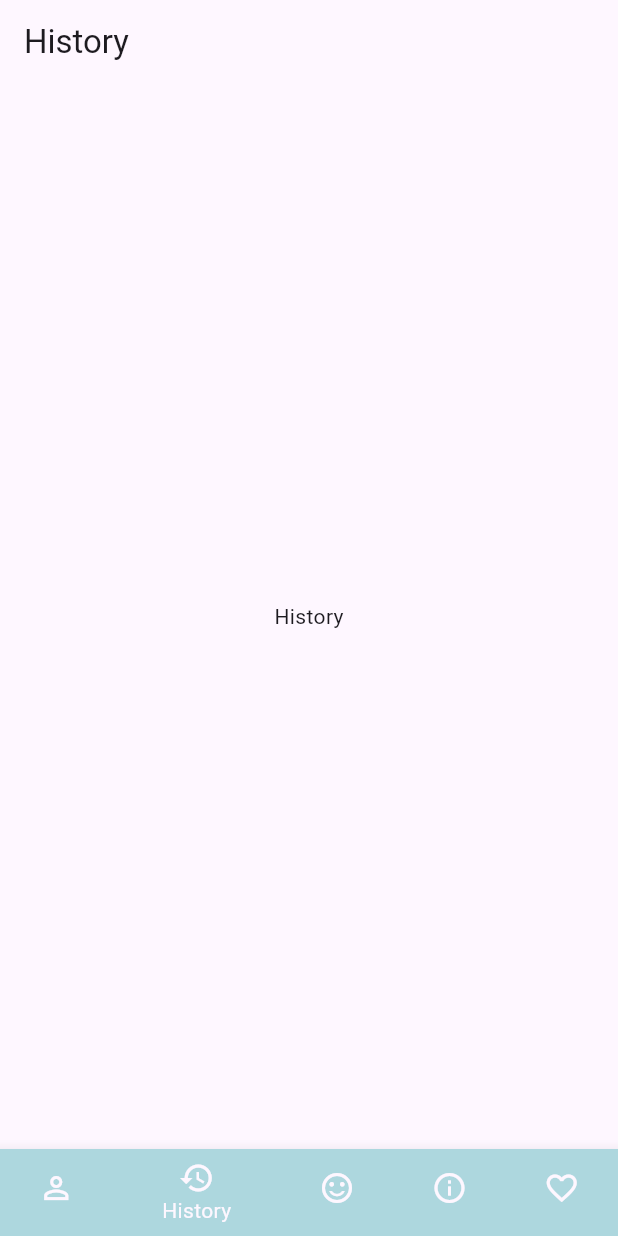
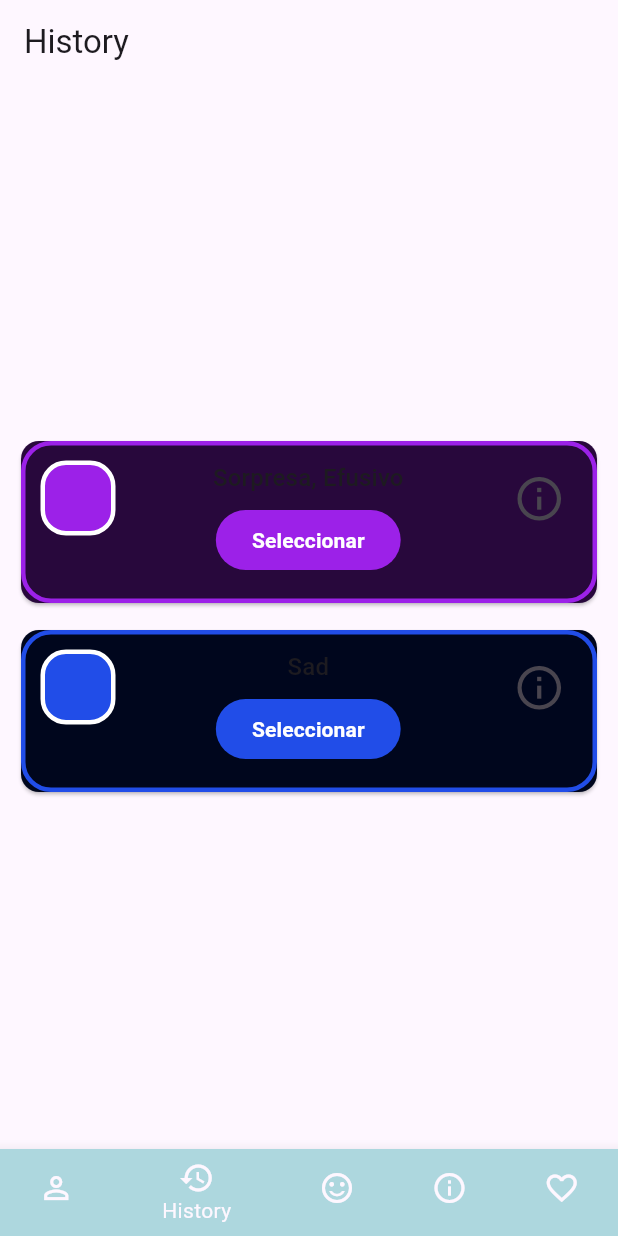
Before and after one commit to Our-Hive/emotional_app, a Flutter app: the HistoryView screen opened by its route, on a phone screen of 412 x 824 dp. Run offline on Flutter 3.47's test engine with Material 3 defaults, Android fonts, the phone set to English and light mode, and no system bars; our stand-ins replace animate_do, dio, flutter_dotenv, flutter_riverpod, go_router, hive and 1 more; accounts and stored records are empty.

Commit message:
feat: add emotion card widget

```diff
--- a/lib/features/history/ui/screens/history_view.dart
+++ b/lib/features/history/ui/screens/history_view.dart
@@ -1,3 +1,4 @@
+import 'package:emotional_app/shared/ui/emotion_card.dart';
 import 'package:flutter/material.dart';
 
 class HistoryView extends StatelessWidget {
@@ -10,11 +11,25 @@ class HistoryView extends StatelessWidget {
         title: const Text('History'),
       ),
       body: const Center(
-        child: Column(
-          mainAxisAlignment: MainAxisAlignment.center,
-          children: <Widget>[
-            Text('History'),
-          ],
+        child: Padding(
+          padding: EdgeInsets.symmetric(horizontal: 10),
+          child: Column(
+            mainAxisAlignment: MainAxisAlignment.center,
+            children: <Widget>[
+              EmotionCard(
+                primaryEmotion: 'Sorpresa',
+                secondaryEmotion: 'Efusivo',
+                primaryColor: Color(0xFF9C21E8),
+                bgColor: Color(0xFF28083C),
+              ),
+              SizedBox(height: 10),
+              EmotionCard(
+                secondaryEmotion: 'Sad',
+                primaryColor: Color(0xFF214DE8),
+                bgColor: Color(0xFF00061D),
+              ),
+            ],
+          ),
         ),
       ),
     );
--- /dev/null
+++ b/lib/shared/ui/emotion_card.dart
@@ -0,0 +1,102 @@
+import 'package:flutter/material.dart';
+
+class EmotionCard extends StatelessWidget {
+  final String? primaryEmotion;
+  final String secondaryEmotion;
+  final Color primaryColor;
+  final Color bgColor;
+
+  const EmotionCard({
+    super.key,
+    this.primaryEmotion,
+    required this.secondaryEmotion,
+    required this.primaryColor,
+    required this.bgColor,
+  });
+
+  @override
+  Widget build(BuildContext context) {
+    final TextTheme textTheme = Theme.of(context).textTheme;
+    final String titleText = primaryEmotion != null
+        ? '$primaryEmotion, $secondaryEmotion'
+        : secondaryEmotion;
+    return Card(
+      color: bgColor,
+      child: Container(
+        decoration: BoxDecoration(
+          borderRadius: BorderRadius.circular(20),
+          border: Border.all(
+            color: primaryColor,
+            width: 3,
+          ),
+        ),
+        child: Padding(
+          padding: const EdgeInsets.all(10),
+          child: Row(
+            crossAxisAlignment: CrossAxisAlignment.start,
+            children: <Widget>[
+              Container(
+                decoration: BoxDecoration(
+                  color: primaryColor,
+                  borderRadius: BorderRadius.circular(17),
+                  border: Border.all(
+                    color: Colors.white,
+                    width: 3,
+                  ),
+                ),
+                width: 50,
+                height: 50,
+              ),
+              Expanded(
+                child: Padding(
+                  padding: const EdgeInsets.symmetric(horizontal: 10),
+                  child: Column(
+                    children: <Widget>[
+                      Text(
+                        titleText,
+                        style: textTheme.titleMedium,
+                      ),
+                      Padding(
+                        padding: const EdgeInsets.symmetric(
+                          horizontal: 5,
+                          vertical: 5,
+                        ),
+                        child: FilledButton(
+                          style: ButtonStyle(
+                            shape: MaterialStateProperty.all(
+                              RoundedRectangleBorder(
+                                borderRadius: BorderRadius.circular(50),
+                              ),
+                            ),
+                            backgroundColor: MaterialStateProperty.all<Color>(
+                              primaryColor,
+                            ),
+                          ),
+                          onPressed: () => print('Select Emotion'),
+                          child: const Text(
+                            'Seleccionar',
+                            style: TextStyle(
+                              color: Colors.white,
+                              fontWeight: FontWeight.bold,
+                            ),
+                          ),
+                        ),
+                      ),
+                    ],
+                  ),
+                ),
+              ),
+              IconButton(
+                onPressed: () => print('info'),
+                icon: const Icon(
+                  Icons.info_outline,
+                  size: 35,
+                ),
+              )
+            ],
+          ),
+        ),
+      ),
+    );
+  }
+}
```
